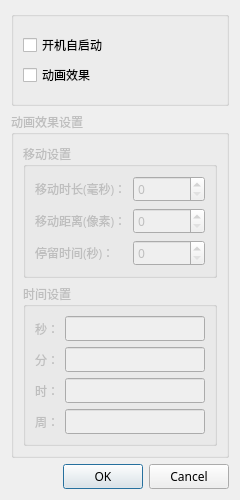
Before: the Qt Designer form src/settingmenu.ui in beiklive/PopupClock, drawn with Qt 5.
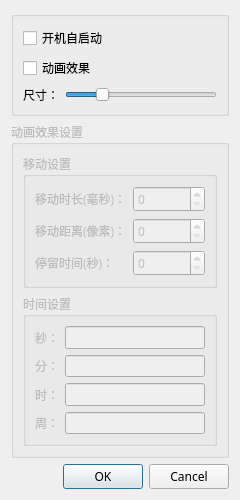
After: the same form once the commit is applied.

The edit to the form file:
```diff
--- a/src/settingmenu.ui
+++ b/src/settingmenu.ui
@@ -38,35 +38,15 @@
    <string>Form</string>
   </property>
   <layout class="QGridLayout" name="gridLayout_3">
-   <item row="0" column="0">
+   <item row="2" column="0">
+    <widget class="QDialogButtonBox" name="buttonBox">
+     <property name="standardButtons">
+      <set>QDialogButtonBox::Cancel|QDialogButtonBox::Ok</set>
+     </property>
+    </widget>
+   </item>
+   <item row="1" column="0">
     <layout class="QVBoxLayout" name="verticalLayout_7">
-     <item>
-      <widget class="QGroupBox" name="groupBox">
-       <property name="title">
-        <string/>
-       </property>
-       <layout class="QGridLayout" name="gridLayout_4">
-        <item row="0" column="0">
-         <layout class="QVBoxLayout" name="verticalLayout">
-          <item>
-           <widget class="QCheckBox" name="autoStartSet">
-            <property name="text">
-             <string>开机自启动</string>
-            </property>
-           </widget>
-          </item>
-          <item>
-           <widget class="QCheckBox" name="isAinmationSet">
-            <property name="text">
-             <string>动画效果</string>
-            </property>
-           </widget>
-          </item>
-         </layout>
-        </item>
-       </layout>
-      </widget>
-     </item>
      <item>
       <widget class="QGroupBox" name="groupBox_2">
        <property name="enabled">
@@ -76,7 +56,7 @@
         <string>动画效果设置</string>
        </property>
        <layout class="QGridLayout" name="gridLayout_2">
-        <item row="0" column="0">
+        <item row="1" column="0">
          <layout class="QVBoxLayout" name="verticalLayout_6">
           <item>
            <widget class="QGroupBox" name="groupBox_3">
@@ -209,11 +189,63 @@
      </item>
     </layout>
    </item>
-   <item row="1" column="0">
-    <widget class="QDialogButtonBox" name="buttonBox">
-     <property name="standardButtons">
-      <set>QDialogButtonBox::Cancel|QDialogButtonBox::Ok</set>
+   <item row="0" column="0">
+    <widget class="QGroupBox" name="groupBox">
+     <property name="title">
+      <string/>
      </property>
+     <layout class="QVBoxLayout" name="verticalLayout">
+      <item>
+       <widget class="QCheckBox" name="autoStartSet">
+        <property name="text">
+         <string>开机自启动</string>
+        </property>
+       </widget>
+      </item>
+      <item>
+       <widget class="QCheckBox" name="isAinmationSet">
+        <property name="text">
+         <string>动画效果</string>
+        </property>
+       </widget>
+      </item>
+      <item>
+       <layout class="QHBoxLayout" name="horizontalLayout_4">
+        <item>
+         <widget class="QLabel" name="label_8">
+          <property name="text">
+           <string>尺寸：</string>
+          </property>
+         </widget>
+        </item>
+        <item>
+         <widget class="QSlider" name="horizontalSlider">
+          <property name="minimum">
+           <number>1</number>
+          </property>
+          <property name="maximum">
+           <number>10</number>
+          </property>
+          <property name="value">
+           <number>3</number>
+          </property>
+          <property name="orientation">
+           <enum>Qt::Horizontal</enum>
+          </property>
+          <property name="invertedAppearance">
+           <bool>false</bool>
+          </property>
+          <property name="invertedControls">
+           <bool>false</bool>
+          </property>
+          <property name="tickPosition">
+           <enum>QSlider::NoTicks</enum>
+          </property>
+         </widget>
+        </item>
+       </layout>
+      </item>
+     </layout>
     </widget>
    </item>
   </layout>
```
